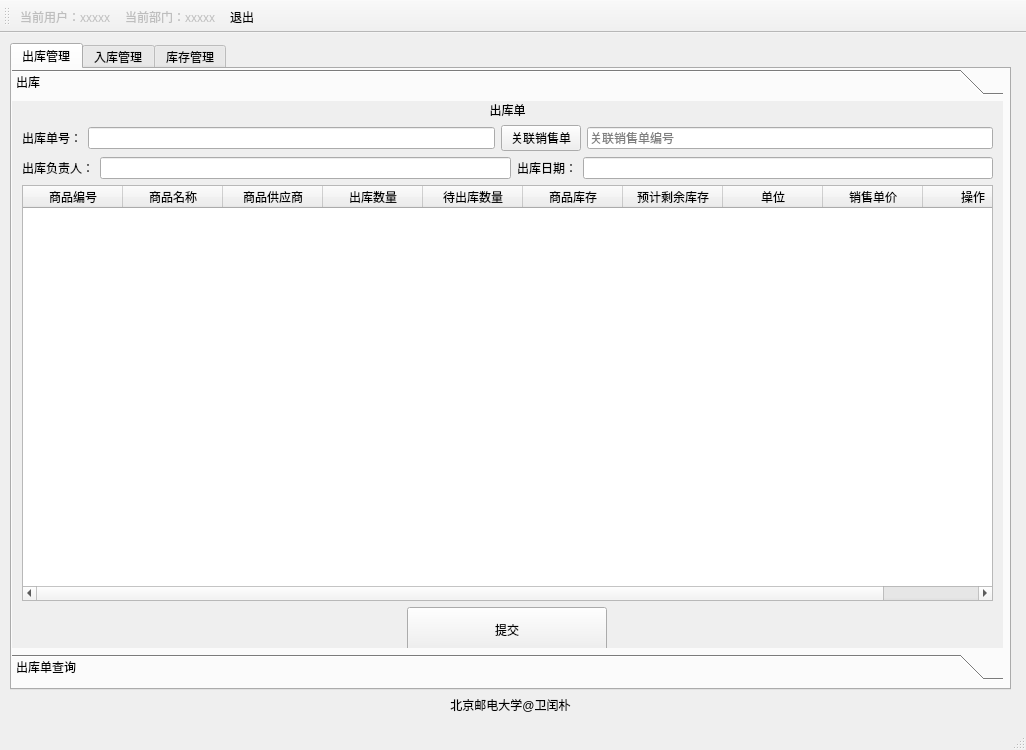
Qt form UI/user_warehouse.ui (RunpuWei/InvoicingManagementSystem) before a commit.
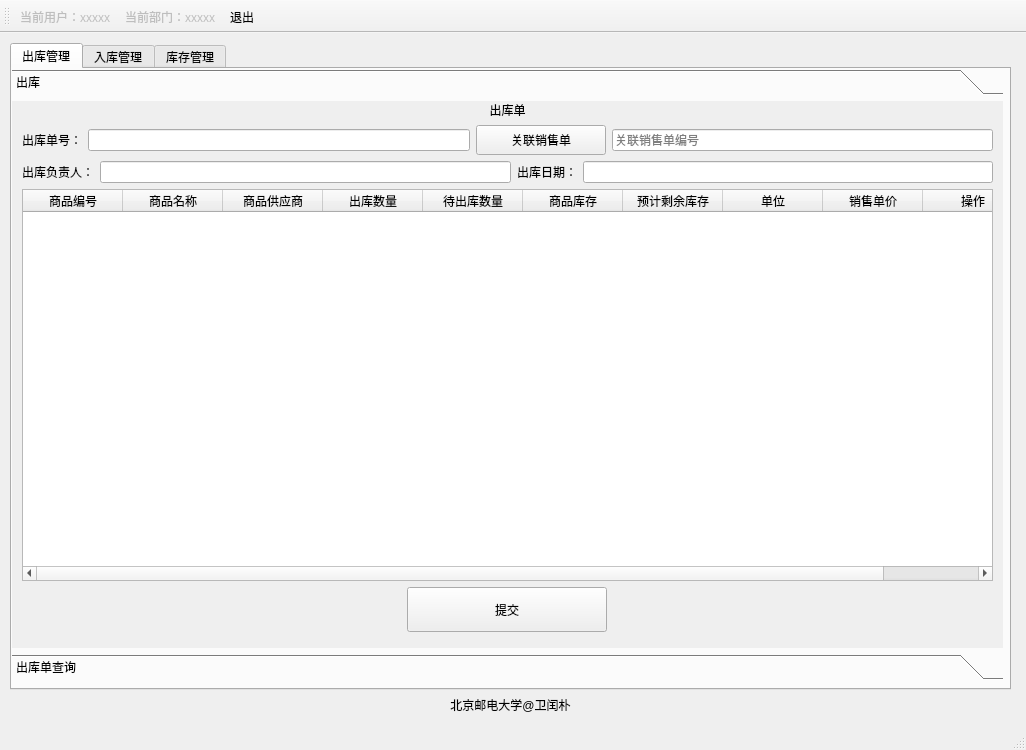
The same form after that commit. Icons and pictures are not drawn.

The edit to the form file:
```diff
--- a/UI/user_warehouse.ui
+++ b/UI/user_warehouse.ui
@@ -55,7 +55,7 @@
             <x>0</x>
             <y>0</y>
             <width>991</width>
-            <height>551</height>
+            <height>541</height>
            </rect>
           </property>
           <attribute name="label">
@@ -67,7 +67,7 @@
              <x>10</x>
              <y>0</y>
              <width>971</width>
-             <height>551</height>
+             <height>531</height>
             </rect>
            </property>
            <layout class="QVBoxLayout" name="verticalLayout">
@@ -102,6 +102,12 @@
               </item>
               <item>
                <widget class="QPushButton" name="related_sale_outbound">
+                <property name="minimumSize">
+                 <size>
+                  <width>130</width>
+                  <height>30</height>
+                 </size>
+                </property>
                 <property name="text">
                  <string>关联销售单</string>
                 </property>
```
Left out of the diff: 58 changed lines with no effect on the pictures.
